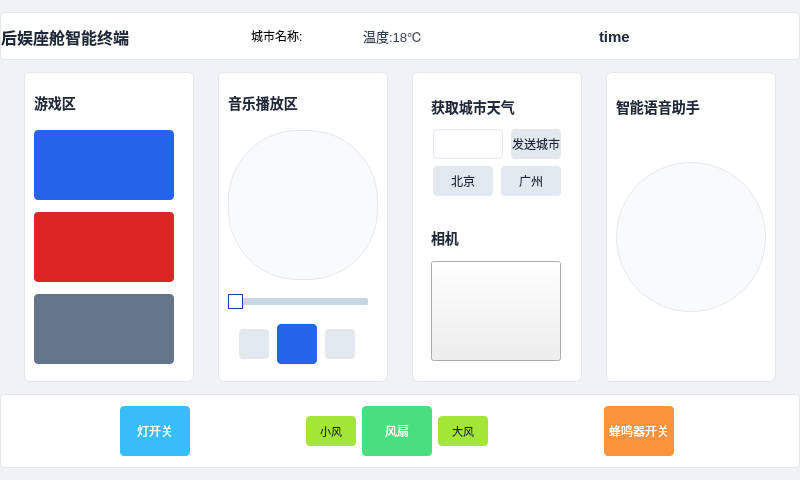
The window that car_terminal_project/widget.ui (XeCrzy/Rear-Entertainment-Cabin-Smart-Terminal) describes before a commit, drawn with Qt 5.
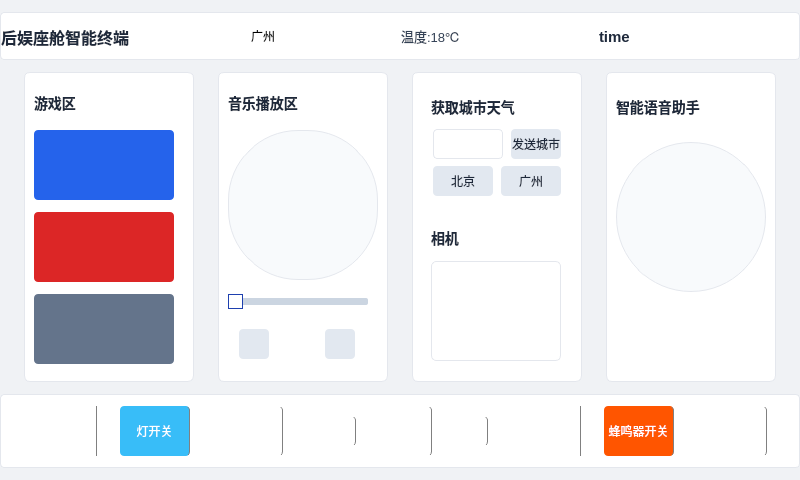
The same window after the commit. Icons and pictures are not drawn.

Diff of the .ui file:
```diff
--- a/car_terminal_project/widget.ui
+++ b/car_terminal_project/widget.ui
@@ -398,7 +398,7 @@
     border-radius: 4px;
 }
 QPushButton#btn_music_play {
-    background-color: #2563EB;
+    
     color: #FFFFFF;
     font-size: 12px;
     border: none;
@@ -425,6 +425,13 @@
     background-color: #CBD5E1;
 }
 
+/*相机*/
+QPushButton#btn_camera{
+	border: 1px solid #E4E7ED;
+    border-radius: 5px;
+}
+QPushButton#btn_camera:hover {background-color: #0EA5E9;}
+/* 完美圆形，匹配你的140x160尺寸 */
 /* -------------------- 视频区 样式【原大小不变】 -------------------- */
 /* 视频播放容器 - 你后期加border-image，只加底色和边框 */
 QWidget#widget {
@@ -434,7 +441,7 @@
 }
 /* 视频播放/暂停按钮 */
 QPushButton#btn_start_pause {
-    background-color: #2563EB;
+    
     color:#FFFFFF;
     font-size:12px;
     border:none;
@@ -465,6 +472,7 @@
     font-weight: normal;
     border: none;
     border-radius: 4px;
+	border-right: 1px solid grey;
 }
 /* LED相关按钮-浅蓝 */
 QPushButton#btn_led {background-color: #94A3B8;color:#FFFFFF;}
@@ -473,14 +481,16 @@
 QPushButton#btn_led_switch:hover {background-color: #0EA5E9;}
 /* 语音按钮-紫色 */
 QPushButton#btn_talk:hover {background-color: #7E22CE;}
+/*语音按钮-蓝色*/
+QPushButton#btn_talk1:hover {background-color: rgba(85, 170, 255, 150);}
+
+background-color: rgba(85, 170, 255, 150);
 /* 风扇相关按钮-浅绿 */
-QPushButton#btn_wind_small,QPushButton#btn_wind_big {background-color: #A3E635;color:#1E293B;font-size:11px;}
-QPushButton#btn_fan {background-color: #4ADE80;color:#FFFFFF;}
 QPushButton#btn_fan:hover {background-color: #22C55E;}
 /* 蜂鸣器相关按钮-橙色 */
 QPushButton#btn_buzzer {background-color: #F97316;color:#FFFFFF;}
 QPushButton#btn_buzzer:hover {background-color: #EA580C;}
-QPushButton#btn_buzzer_switch {background-color: #FB923C;color:#FFFFFF;}
+QPushButton#btn_buzzer_switch {background-color: #F97316;color:#FFFFFF;}
 QPushButton#btn_buzzer_switch:hover {background-color: #F97316;}
 /* 帮助按钮-灰色 */
 QPushButton#btn_help:hover {background-color: #475569;}
@@ -603,8 +613,23 @@
       </item>
       <item>
        <widget class="QLabel" name="label_city">
+        <property name="minimumSize">
+         <size>
+          <width>50</width>
+          <height>0</height>
+         </size>
+        </property>
+        <property name="maximumSize">
+         <size>
+          <width>50</width>
+          <height>16777215</height>
+         </size>
+        </property>
+        <property name="styleSheet">
+         <string notr="true">font: 12pt &quot;微软雅黑&quot;;</string>
+        </property>
         <property name="text">
-         <string>城市名称:</string>
+         <string>广州    </string>
         </property>
        </widget>
       </item>
@@ -612,7 +637,7 @@
        <widget class="QLabel" name="label_weather">
         <property name="minimumSize">
          <size>
-          <width>60</width>
+          <width>100</width>
           <height>40</height>
          </size>
         </property>
@@ -634,13 +659,16 @@
         <property name="alignment">
          <set>Qt::AlignCenter</set>
         </property>
+        <property name="margin">
+         <number>10</number>
+        </property>
        </widget>
       </item>
       <item>
        <widget class="QLabel" name="label_temperature">
         <property name="minimumSize">
          <size>
-          <width>60</width>
+          <width>100</width>
           <height>40</height>
          </size>
         </property>
@@ -659,6 +687,9 @@
         <property name="text">
          <string>温度:18℃</string>
         </property>
+        <property name="margin">
+         <number>10</number>
+        </property>
        </widget>
       </item>
       <item>
@@ -1319,7 +1350,7 @@
          <property name="geometry">
           <rect>
            <x>10</x>
-           <y>90</y>
+           <y>70</y>
            <width>150</width>
            <height>150</height>
           </rect>
@@ -1388,7 +1419,8 @@
          </size>
         </property>
         <property name="styleSheet">
-         <string notr="true">border-image: url(:/image/led_off.png);</string>
+         <string notr="true">border-image: url(:/image/led_off.png);
+border-right: 1px solid grey;</string>
         </property>
         <property name="text">
          <string/>
@@ -1452,8 +1484,11 @@
             <height>30</height>
            </size>
           </property>
+          <property name="styleSheet">
+           <string notr="true">border-image: url(:/image/left_fan.png);</string>
+          </property>
           <property name="text">
-           <string>小风</string>
+           <string/>
           </property>
          </widget>
         </item>
@@ -1471,8 +1506,11 @@
             <height>50</height>
            </size>
           </property>
+          <property name="styleSheet">
+           <string notr="true">border-image: url(:/image/fan.png);</string>
+          </property>
           <property name="text">
-           <string>风扇</string>
+           <string/>
           </property>
          </widget>
         </item>
@@ -1490,8 +1528,11 @@
             <height>30</height>
            </size>
           </property>
+          <property name="styleSheet">
+           <string notr="true">border-image: url(:/image/right_fan.png);</string>
+          </property>
           <property name="text">
-           <string>大风</string>
+           <string/>
           </property>
          </widget>
         </item>
@@ -1512,7 +1553,8 @@
          </size>
         </property>
         <property name="styleSheet">
-         <string notr="true">border-image: url(:/image/buzzer_off.png);</string>
+         <string notr="true">border-image: url(:/image/buzzer_off.png);
+border-right: 1px solid grey;</string>
         </property>
         <property name="text">
          <string/>
@@ -1533,6 +1575,9 @@
           <height>50</height>
          </size>
         </property>
+        <property name="styleSheet">
+         <string notr="true">background-color: rgb(255, 85, 0);</string>
+        </property>
         <property name="text">
          <string>蜂鸣器开关</string>
         </property>
```
Left out of the diff: 10 changed lines with no effect on the pictures.
